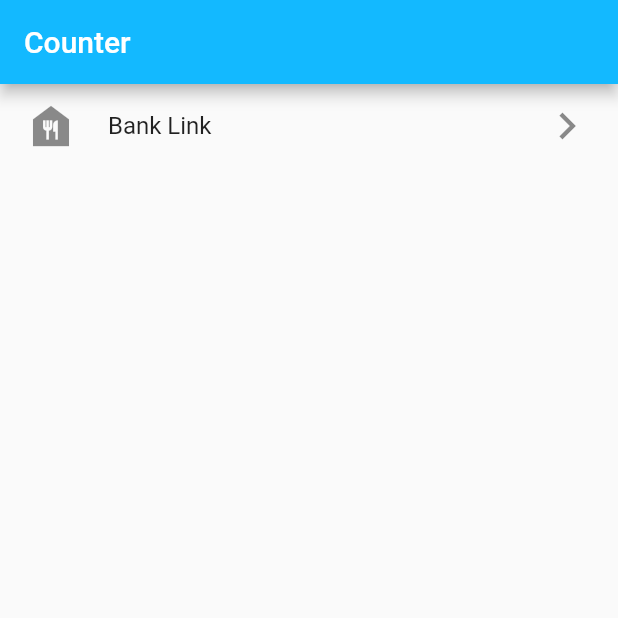
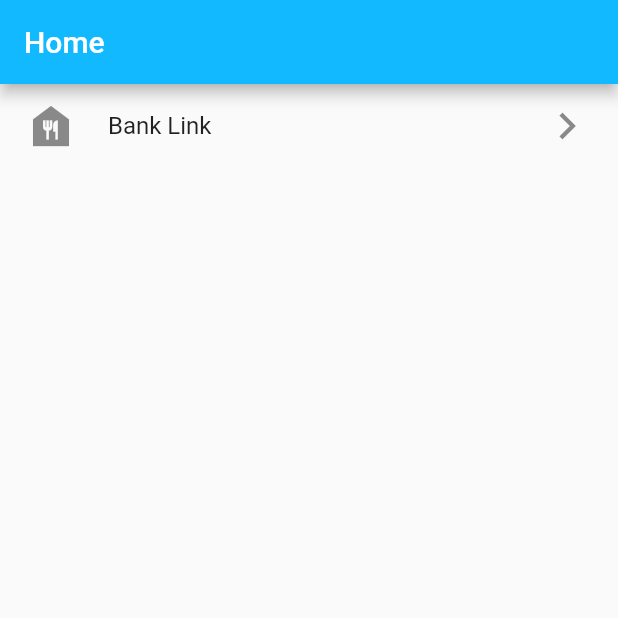
Before and after one commit to jolexxa/nested_flows, a Flutter app: the screen it shows after launch, on a phone screen of 412 x 824 dp, the top half of it. Run offline on Flutter 3.47's test engine with Material 2 defaults, Android fonts, the phone set to English and light mode, and no system bars; our stand-ins replace bloc, flutter_bloc; missing offline and left inert: flow_builder; generated files the repository leaves out were written again.

Commit message:
Update strings

```diff
--- a/lib/home/view/home_page.dart
+++ b/lib/home/view/home_page.dart
@@ -7,6 +7,7 @@
 
 import 'package:flutter/material.dart';
 import 'package:flutter_bloc/flutter_bloc.dart';
+import 'package:nested_flows/bank_link/bank_link.dart';
 import 'package:nested_flows/home/home.dart';
 import 'package:nested_flows/l10n/l10n.dart';
 
@@ -31,14 +32,14 @@ class CounterView extends StatelessWidget {
   Widget build(BuildContext context) {
     final l10n = context.l10n;
     return Scaffold(
-      appBar: AppBar(title: Text(l10n.counterAppBarTitle)),
+      appBar: AppBar(title: Text(l10n.homeAppBarTitle)),
       body: ListView.builder(
         itemBuilder: (context, index) {
           return ListTile(
             leading: const Icon(Icons.food_bank, size: 36),
             title: Text(items[index]),
             trailing: const Icon(Icons.chevron_right, size: 36),
-            onTap: () => null,
+            onTap: () => Navigator.of(context).push(BankLinkFlow.route()),
           );
         },
         itemCount: items.length,
--- a/lib/l10n/arb/app_en.arb
+++ b/lib/l10n/arb/app_en.arb
@@ -1,7 +1,7 @@
 {
     "@@locale": "en",
-    "counterAppBarTitle": "Counter",
-    "@counterAppBarTitle": {
-        "description": "Text shown in the AppBar of the Counter Page"
+    "homeAppBarTitle": "Home",
+    "@homeAppBarTitle": {
+        "description": "Text shown in the AppBar of the Home Page"
     }
 }
```
